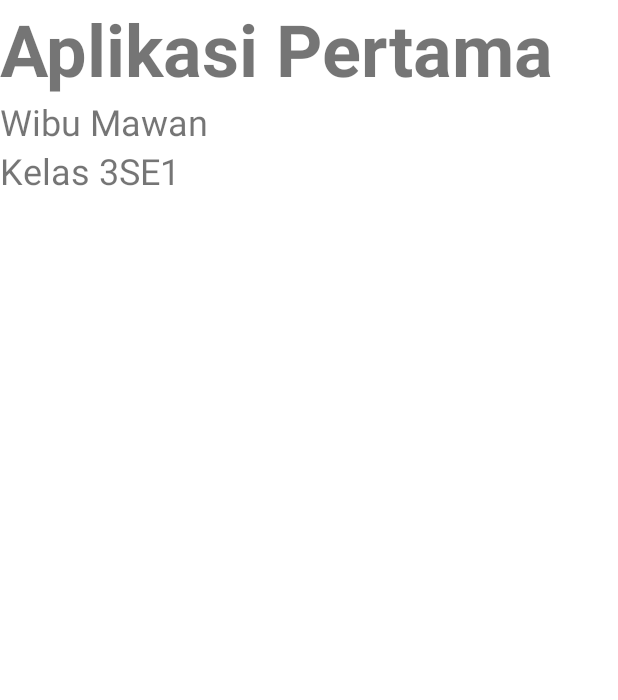
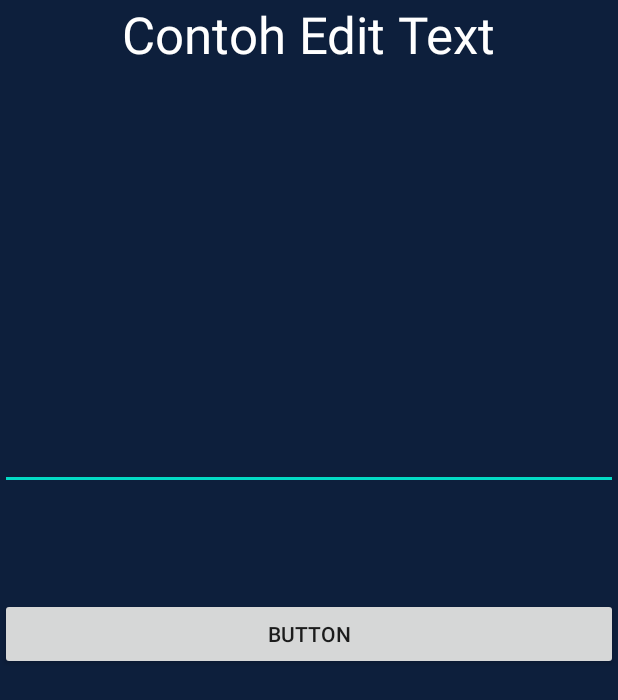
Before and after one commit to MawanRequiem/CCIT-MobileDevLearn, an Android app: the screen it shows after launch (cobaActivity before the commit, activityAutoComplete after it), on a phone screen of 412 x 824 dp. Shown: the top 700 px of the screen. Run offline under Robolectric (Android 15) with nearby library versions, the phone set to English and light mode, and no system bars.

Commit message:
Latihan 2 Progres Mandiri

```diff
--- /dev/null
+++ b/app/src/main/java/com/example/ccit_learn/activityAutoComplete.java
@@ -0,0 +1,28 @@
+package com.example.ccit_learn;
+
+import android.app.Activity;
+import android.os.Bundle;
+import android.widget.ArrayAdapter;
+import android.widget.AutoCompleteTextView;
+
+import androidx.annotation.Nullable;
+
+public class activityAutoComplete extends Activity {
+    AutoCompleteTextView autocomplit;
+    //Pembuatan array untuk saran di dalam auto complete
+
+    String[] arr = {"skibidi","gyattt","ohio","rizzz","Kai Cenat"};
+    @Override
+    protected void onCreate(@Nullable Bundle savedInstanceState) {
+        super.onCreate(savedInstanceState);
+        setContentView(R.layout.control_autocomplete);
+        autocomplit = (AutoCompleteTextView) findViewById(R.id.autoCompleteCoba);
+//        Membuat sebuah adapter yang berfungsi sebagai perantara dengan sebuah data set,
+//        pada case ini adalah array mungkin contoh lain bisa database?
+        ArrayAdapter<String> adapter=new ArrayAdapter<String>(this, android.R.layout.select_dialog_item, arr);
+//        Berfungsi untuk set minimum karakter yang dimasukan untuk memunculkan auto complete
+        autocomplit.setThreshold(1);
+//         Set adapter untuk digunakan
+        autocomplit.setAdapter(adapter);
+    }
+}
--- a/app/src/main/java/com/example/ccit_learn/cobaActivity.java
+++ b/app/src/main/java/com/example/ccit_learn/cobaActivity.java
@@ -4,6 +4,7 @@ import android.app.Activity;
 import android.os.Bundle;
 
 import androidx.annotation.Nullable;
+
 
 public class cobaActivity extends Activity{
     @Override
--- /dev/null
+++ b/app/src/main/res/layout/control_autocomplete.xml
@@ -0,0 +1,41 @@
+<?xml version="1.0" encoding="utf-8"?>
+<androidx.constraintlayout.widget.ConstraintLayout xmlns:android="http://schemas.android.com/apk/res/android"
+    xmlns:app="http://schemas.android.com/apk/res-auto"
+    xmlns:tools="http://schemas.android.com/tools"
+    android:layout_width="match_parent"
+    android:layout_height="match_parent"
+    android:background="#0D1F3C"
+    tools:context=".activityEditText">
+
+    <TextView
+        android:id="@+id/textViewAutoComplete"
+        android:layout_width="wrap_content"
+        android:layout_height="wrap_content"
+        android:text="Contoh Edit Text"
+        android:textColor="#FFFFFF"
+        android:textSize="34sp"
+        app:layout_constraintEnd_toEndOf="parent"
+        app:layout_constraintHorizontal_bias="0.498"
+        app:layout_constraintStart_toStartOf="parent" />
+
+    <AutoCompleteTextView
+        android:id="@+id/autoCompleteCoba"
+        android:layout_width="match_parent"
+        android:layout_height="wrap_content"
+        android:layout_marginTop="236dp"
+        android:ems="10"
+        app:layout_constraintEnd_toEndOf="parent"
+        app:layout_constraintHorizontal_bias="1.0"
+        app:layout_constraintStart_toStartOf="parent"
+        app:layout_constraintTop_toBottomOf="@+id/textViewAutoComplete" />
+
+    <Button
+        android:id="@+id/buttonAutoComplete"
+        android:layout_width="match_parent"
+        android:layout_height="wrap_content"
+        android:layout_marginTop="72dp"
+        android:text="Button"
+        app:layout_constraintEnd_toEndOf="parent"
+        app:layout_constraintStart_toStartOf="parent"
+        app:layout_constraintTop_toBottomOf="@+id/autoCompleteCoba" />
+</androidx.constraintlayout.widget.ConstraintLayout>
--- a/app/src/main/res/layout/layout_coba.xml
+++ b/app/src/main/res/layout/layout_coba.xml
@@ -2,7 +2,8 @@
 <androidx.constraintlayout.widget.ConstraintLayout xmlns:android="http://schemas.android.com/apk/res/android"
     xmlns:tools="http://schemas.android.com/tools"
     android:layout_width="match_parent"
-    android:layout_height="match_parent">
+    android:layout_height="match_parent"
+    tools:context=".cobaActivity">
 
     <LinearLayout
         android:layout_width="409dp"
--- /dev/null
+++ b/app/src/main/res/mipmap-anydpi/ic_launcher.xml
@@ -0,0 +1,6 @@
+<?xml version="1.0" encoding="utf-8"?>
+<adaptive-icon xmlns:android="http://schemas.android.com/apk/res/android">
+    <background android:drawable="@drawable/ic_launcher_background" />
+    <foreground android:drawable="@drawable/ic_launcher_foreground" />
+    <monochrome android:drawable="@drawable/ic_launcher_foreground" />
+</adaptive-icon>
--- /dev/null
+++ b/app/src/main/res/mipmap-anydpi/ic_launcher_round.xml
@@ -0,0 +1,6 @@
+<?xml version="1.0" encoding="utf-8"?>
+<adaptive-icon xmlns:android="http://schemas.android.com/apk/res/android">
+    <background android:drawable="@drawable/ic_launcher_background" />
+    <foreground android:drawable="@drawable/ic_launcher_foreground" />
+    <monochrome android:drawable="@drawable/ic_launcher_foreground" />
+</adaptive-icon>
--- a/app/src/main/res/values/strings.xml
+++ b/app/src/main/res/values/strings.xml
@@ -1,3 +1,6 @@
 <resources>
     <string name="app_name">CCIT-Learn</string>
+    <string name="i_am_a_button">I AM A BUTTON</string>
+    <string name="contoh_button">CONTOH BUTTON</string>
+    <string name="contoh_edit_text">Contoh Edit Text Pake String XML ini coyyy</string>
 </resources>
```
Also changed, not shown: app/build.gradle.kts (+5 -3 lines), app/src/main/AndroidManifest.xml (+21 -0 lines), app/src/main/java/com/example/ccit_learn/activityControls.java (added, +26 -0 lines), app/src/main/java/com/example/ccit_learn/activityEditText.java (added, +32 -0 lines), app/src/main/res/layout/contoh_edittext.xml (added, +45 -0 lines), app/src/main/res/layout/control_button.xml (added, +34 -0 lines), app/src/main/res/layout/control_textview.xml (added, +35 -0 lines), gradle/libs.versions.toml (added, +17 -0 lines), 2 other files.
